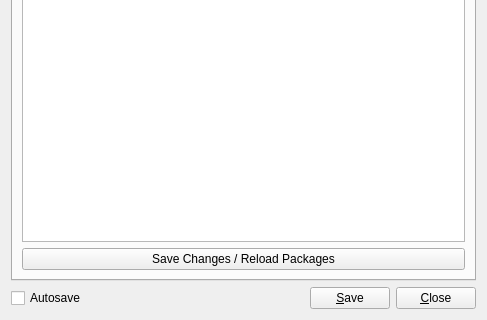
Qt form res/ui/config_panel.ui (lambdcalculus/AO2-Client) before a commit; both pictures show x 0 to 487 and y 238 to 558 of the 487 by 558 pixel window.
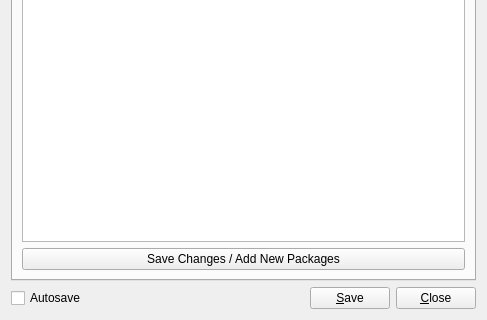
The same form after that commit.

Commit message: Adjust wording

```diff
--- a/res/ui/config_panel.ui
+++ b/res/ui/config_panel.ui
@@ -1101,7 +1101,7 @@
        <item>
         <widget class="QPushButton" name="load_new_packages">
          <property name="text">
-          <string>Save Changes / Reload Packages</string>
+          <string>Save Changes / Add New Packages</string>
          </property>
         </widget>
        </item>
```
